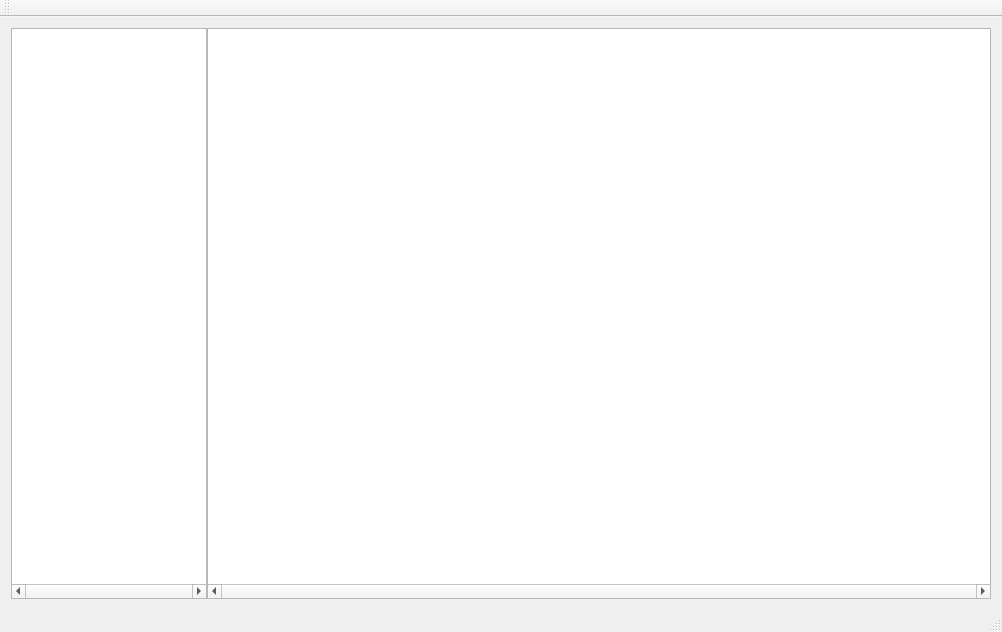
Old version of the form cmainwindow.ui in the repository birkeh/qtSeries.
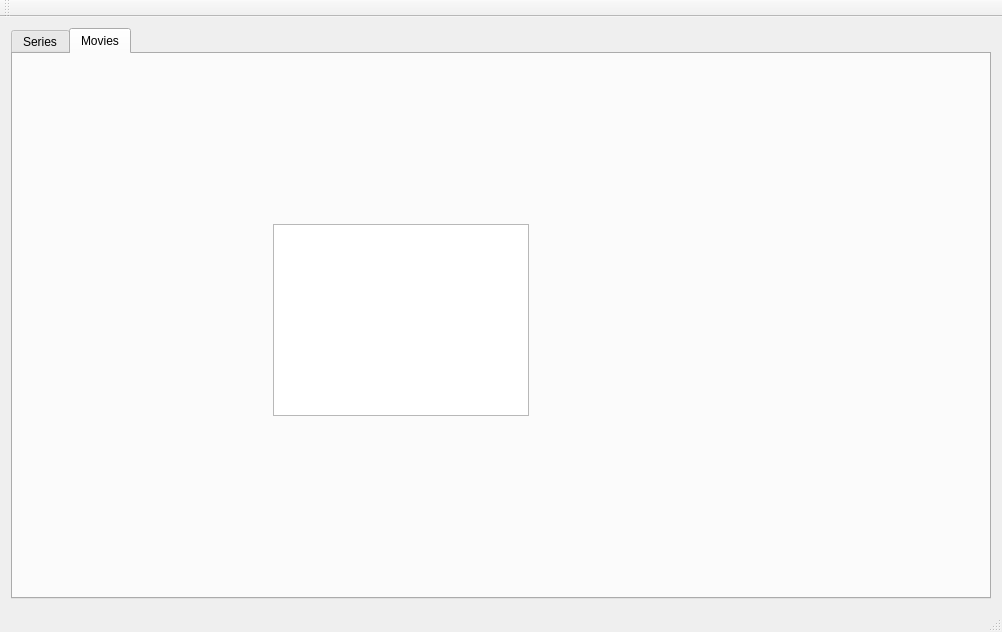
New version of the form.

Commit message: added movie functions

The edit to the form file:
```diff
--- a/cmainwindow.ui
+++ b/cmainwindow.ui
@@ -14,15 +14,18 @@
    <string>qtSerien</string>
   </property>
   <widget class="QWidget" name="centralWidget">
+   <layout class="QGridLayout" name="gridLayout_2">
+    <item row="0" column="0">
+     <widget class="QTabWidget" name="m_lpMainTab">
+      <property name="currentIndex">
+       <number>1</number>
+      </property>
+      <widget class="QWidget" name="tab">
+       <attribute name="title">
+        <string>Series</string>
+       </attribute>
    <layout class="QGridLayout" name="gridLayout">
     <item row="0" column="0">
-     <widget class="QSplitter" name="m_lpSplitter">
-      <property name="orientation">
-       <enum>Qt::Horizontal</enum>
-      </property>
-      <property name="handleWidth">
-       <number>0</number>
-      </property>
       <widget class="QTreeView" name="m_lpSeriesList1">
        <property name="sizePolicy">
         <sizepolicy hsizetype="Expanding" vsizetype="Expanding">
@@ -64,6 +67,8 @@
         <bool>false</bool>
        </attribute>
       </widget>
+        </item>
+        <item row="0" column="1">
       <widget class="QTreeView" name="m_lpSeriesList2">
        <property name="sizePolicy">
         <sizepolicy hsizetype="Expanding" vsizetype="Expanding">
@@ -95,6 +100,24 @@
        <property name="allColumnsShowFocus">
         <bool>true</bool>
        </property>
+         </widget>
+        </item>
+       </layout>
+      </widget>
+      <widget class="QWidget" name="tab_2">
+       <attribute name="title">
+        <string>Movies</string>
+       </attribute>
+       <widget class="QTableWidget" name="tableWidget">
+        <property name="geometry">
+         <rect>
+          <x>260</x>
+          <y>170</y>
+          <width>256</width>
+          <height>192</height>
+         </rect>
+        </property>
+       </widget>
       </widget>
      </widget>
     </item>
```
Lines whose indentation alone changed are shown as unchanged. The commit also changes 7 other files.
